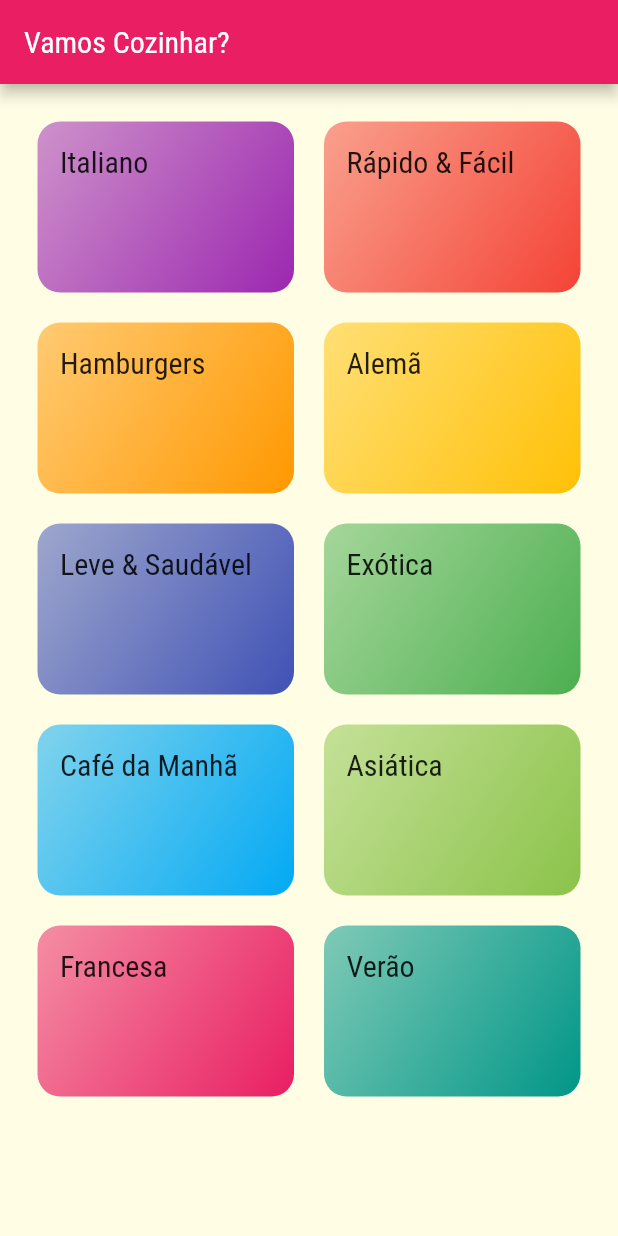
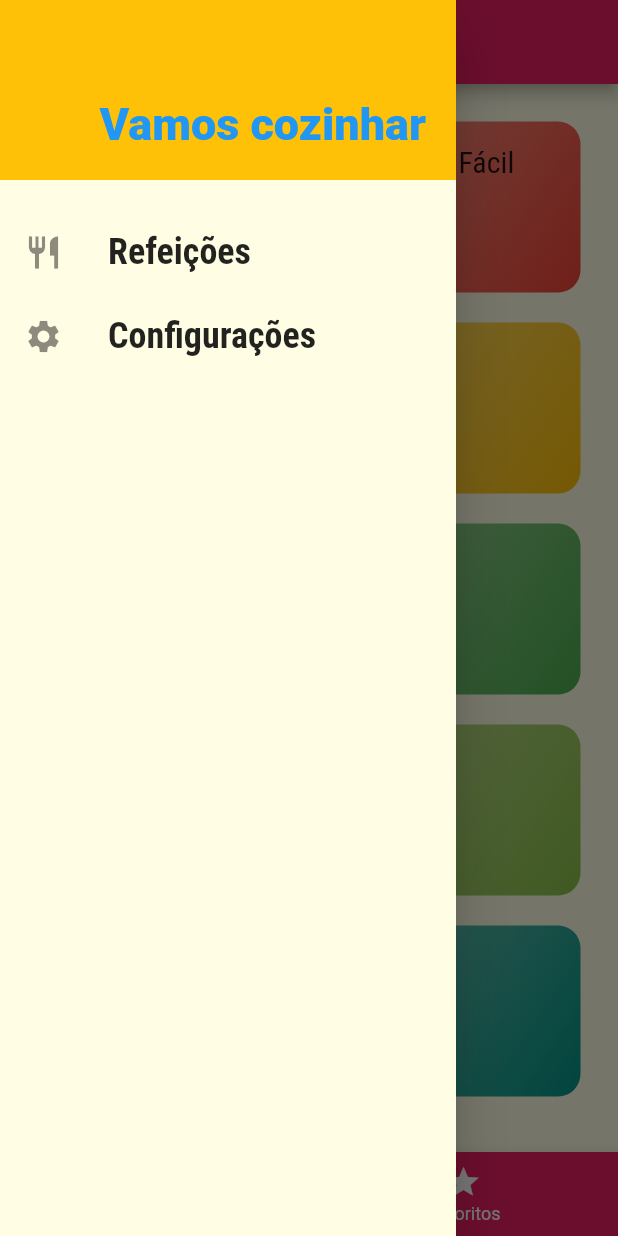
Before and after one commit to Dipedro87/MealApp, a Flutter app: the screen it shows after launch, with the side drawer open (before the commit the screen has no drawer), on a phone screen of 412 x 824 dp. Run offline on Flutter 3.47's test engine with Material 2 defaults, Android fonts, the phone set to English and light mode, and no system bars.

Commit message:
Adicionando TabBar e Drawer

```diff
--- /dev/null
+++ b/lib/components/main_drawer.dart
@@ -0,0 +1,52 @@
+import 'package:flutter/material.dart';
+import '../utils/app_routes.dart';
+
+class MainDrawer extends StatelessWidget {
+  Widget _createItem(IconData icon, String label, Function() onTap) {
+    return ListTile(
+      leading: Icon(
+        icon,
+        size: 26,
+      ),
+      title: Text(
+        label,
+        style: const TextStyle(
+          fontFamily: 'RobotoCondensed',
+          fontSize: 24,
+          fontWeight: FontWeight.bold,
+        ),
+      ),
+      onTap: onTap,
+    );
+  }
+
+  @override
+  Widget build(BuildContext context) {
+    return Drawer(
+      child: Column(
+        children: [
+          Container(
+            height: 120,
+            width: double.infinity,
+            padding: EdgeInsets.all(20),
+            color: Theme.of(context).colorScheme.secondary,
+            alignment: Alignment.bottomRight,
+            child: Text(
+              'Vamos cozinhar',
+              style: TextStyle(
+                fontWeight: FontWeight.w900,
+                fontSize: 30,
+                color: Theme.of(context).primaryColor,
+              ),
+            ),
+          ),
+          const SizedBox(height: 20),
+          _createItem(Icons.restaurant, 'Refeições',
+              () => Navigator.of(context).pushReplacementNamed(AppRoutes.home)),
+          _createItem(Icons.settings, 'Configurações',
+              () => Navigator.of(context).pushReplacementNamed(AppRoutes.settings)),
+        ],
+      ),
+    );
+  }
+}
--- a/lib/main.dart
+++ b/lib/main.dart
@@ -3,6 +3,8 @@ import 'screens/categories_screen.dart';
 import 'screens/categories_meals_screen.dart';
 import 'screens/meal_detail_screen.dart';
 import 'utils/app_routes.dart';
+import 'screens/tabs_screen.dart';
+import 'screens/settings_screen.dart';
 
 void main() {
   runApp(const MyApp());
@@ -30,9 +32,10 @@ class MyApp extends StatelessWidget {
             ),
       ),
       routes: {
-        AppRoutes.home: (ctx) => const CategoriesScreen(),
+        AppRoutes.home: (ctx) => TabsScreen(),
         AppRoutes.categoriesMeals: (ctx) => CategoriesMealsScreen(),
         AppRoutes.meal_detail: (ctx) => MealDetailScreen(),
+        AppRoutes.settings: (ctx) => SettingsScreen(),
       },
     );
   }
--- a/lib/screens/categories_screen.dart
+++ b/lib/screens/categories_screen.dart
@@ -7,11 +7,7 @@ class CategoriesScreen extends StatelessWidget {
 
   @override
   Widget build(BuildContext context) {
-    return Scaffold(
-      appBar: AppBar(
-        title: const Text('Vamos Cozinhar?'),
-      ),
-      body: GridView(
+    return GridView(
       padding: const EdgeInsets.all(25),
       gridDelegate: const SliverGridDelegateWithMaxCrossAxisExtent(
         maxCrossAxisExtent: 200,
@@ -22,7 +18,6 @@ class CategoriesScreen extends StatelessWidget {
       children: dummyCategories.map((cat) {
         return CategoryItem(cat);
       }).toList(),
-      ),
     );
   }
 }
--- /dev/null
+++ b/lib/screens/settings_screen.dart
@@ -0,0 +1,17 @@
+import 'package:flutter/material.dart';
+import '../components/main_drawer.dart';
+
+class SettingsScreen extends StatelessWidget {
+  @override
+  Widget build(BuildContext context) {
+    return Scaffold(
+      appBar: AppBar(
+        title: Text('Configurações'),
+      ),
+      drawer: MainDrawer(),
+      body: Center(
+        child: Text('Configurações'),
+      ),
+    );
+  }
+}
--- /dev/null
+++ b/lib/screens/tabs_screen.dart
@@ -0,0 +1,54 @@
+import 'package:flutter/material.dart';
+import 'categories_screen.dart';
+import 'favorite_screen.dart';
+import '../components/main_drawer.dart';
+
+class TabsScreen extends StatefulWidget {
+  @override
+  State<TabsScreen> createState() => _TabsScreenState();
+}
+
+class _TabsScreenState extends State<TabsScreen> {
+  int _selectedScreenIndex = 0;
+
+  final List<Map<String, Object>> _screens = [
+    {'title': 'Lista de Categorias', 'screen': const CategoriesScreen()},
+    {'title': 'Meus Favoritos', 'screen': FavoriteScreen()},
+  ];
+
+  _selectScreen(int index) {
+    setState(() {
+      _selectedScreenIndex = index;
+    });
+  }
+
+  @override
+  Widget build(BuildContext context) {
+    return Scaffold(
+      appBar: AppBar(
+        title: Text(
+          _screens[_selectedScreenIndex]['title'] as String,
+        ),
+      ),
+      drawer: MainDrawer(),
+      body: _screens[_selectedScreenIndex]['screen'] as Widget,
+      bottomNavigationBar: BottomNavigationBar(
+        onTap: _selectScreen,
+        backgroundColor: Theme.of(context).colorScheme.primary,
+        unselectedItemColor: Colors.white,
+        selectedItemColor: Theme.of(context).colorScheme.secondary,
+        currentIndex: _selectedScreenIndex,
+        items: const [
+          BottomNavigationBarItem(
+            icon: Icon(Icons.category),
+            label: 'Categorias',
+          ),
+          BottomNavigationBarItem(
+            icon: Icon(Icons.star),
+            label: 'Favoritos',
+          ),
+        ],
+      ),
+    );
+  }
+}
--- a/lib/utils/app_routes.dart
+++ b/lib/utils/app_routes.dart
@@ -1,5 +1,6 @@
 class AppRoutes {
   static const home = '/';
   static const categoriesMeals = '/categories-meals';
-  static const meal_detail = '/medal-detail';
+  static const meal_detail = '/meal-detail';
+  static const settings = '/settings';
 }
```
Also changed, not shown: lib/screens/favorite_screen.dart (added, +10 -0 lines), lib/screens/meal_detail_screen.dart (+78 -4 lines). Lines whose indentation alone changed are shown as unchanged.
